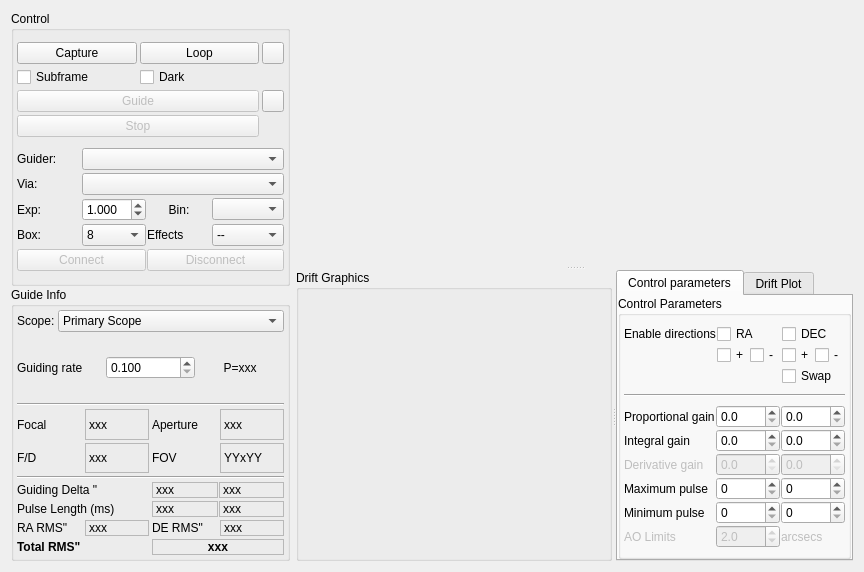
The window that kstars/ekos/guide/guide.ui (KDE/kstars) describes before a commit, drawn with Qt 5.
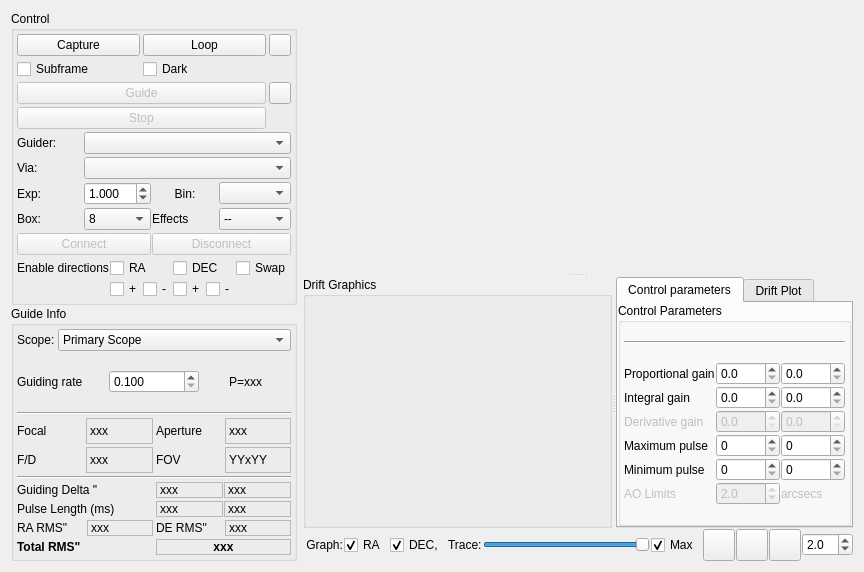
The same window after the commit. The open tabs and pages were chosen to show the change. Icons and pictures are not drawn. Custom widgets are drawn as their Qt base class.

Commit message: This patch will add the following items: 1.  A Time Slider for the guide plots, which also functions as a scrolling view for the drift graph. 2.  A spin box for the desired accuracy for the drift plot. 3.  A save button for the guide data to export the data as a csv file. 4.  An autoscale function for the graphs. 5.  The ability to turn off RA or DEC plots individually in the drift graph. 6.  A clear button for the drift data.

What changed in the file:
```diff
--- a/kstars/ekos/guide/guide.ui
+++ b/kstars/ekos/guide/guide.ui
@@ -304,6 +304,113 @@
             </item>
            </layout>
           </item>
+          <item>
+           <layout class="QGridLayout" name="gridLayout_3">
+            <property name="spacing">
+             <number>1</number>
+            </property>
+            <item row="1" column="1">
+             <layout class="QHBoxLayout" name="horizontalLayout_7">
+              <property name="spacing">
+               <number>1</number>
+              </property>
+              <item>
+               <widget class="QCheckBox" name="eastControlCheck">
+                <property name="toolTip">
+                 <string>East Direction Guiding</string>
+                </property>
+                <property name="text">
+                 <string>+</string>
+                </property>
+               </widget>
+              </item>
+              <item>
+               <widget class="QCheckBox" name="westControlCheck">
+                <property name="toolTip">
+                 <string>West Direction Guiding</string>
+                </property>
+                <property name="text">
+                 <string>-</string>
+                </property>
+               </widget>
+              </item>
+             </layout>
+            </item>
+            <item row="1" column="2">
+             <layout class="QHBoxLayout" name="horizontalLayout_8">
+              <property name="spacing">
+               <number>1</number>
+              </property>
+              <item>
+               <widget class="QCheckBox" name="northControlCheck">
+                <property name="toolTip">
+                 <string>North Direction Guiding</string>
+                </property>
+                <property name="text">
+                 <string>+</string>
+                </property>
+               </widget>
+              </item>
+              <item>
+               <widget class="QCheckBox" name="southControlCheck">
+                <property name="toolTip">
+                 <string>South Direction Guiding</string>
+                </property>
+                <property name="text">
+                 <string>-</string>
+                </property>
+               </widget>
+              </item>
+             </layout>
+            </item>
+            <item row="0" column="2">
+             <widget class="QCheckBox" name="checkBox_DirDEC">
+              <property name="toolTip">
+               <string>Guide Declination Axis</string>
+              </property>
+              <property name="styleSheet">
+               <string notr="true"/>
+              </property>
+              <property name="text">
+               <string>DEC</string>
+              </property>
+             </widget>
+            </item>
+            <item row="0" column="1">
+             <widget class="QCheckBox" name="checkBox_DirRA">
+              <property name="toolTip">
+               <string>Guide Right Ascention Axis</string>
+              </property>
+              <property name="styleSheet">
+               <string notr="true"/>
+              </property>
+              <property name="text">
+               <string>RA</string>
+              </property>
+             </widget>
+            </item>
+            <item row="0" column="0">
+             <widget class="QLabel" name="l_9">
+              <property name="text">
+               <string>Enable directions</string>
+              </property>
+             </widget>
+            </item>
+            <item row="0" column="3">
+             <widget class="QCheckBox" name="swapCheck">
+              <property name="toolTip">
+               <string>Swap DEC direction pulses. This value is determined automatically from the calibration procedure, only override if necessary.</string>
+              </property>
+              <property name="styleSheet">
+               <string notr="true"/>
+              </property>
+              <property name="text">
+               <string>Swap</string>
+              </property>
+             </widget>
+            </item>
+           </layout>
+          </item>
          </layout>
         </widget>
        </item>
@@ -754,7 +861,21 @@
       </layout>
      </item>
      <item>
+      <layout class="QVBoxLayout" name="verticalLayout_8" stretch="2,0">
+       <property name="spacing">
+        <number>1</number>
+       </property>
+       <property name="leftMargin">
+        <number>0</number>
+       </property>
+       <item>
       <widget class="QSplitter" name="rightLayout">
+         <property name="sizePolicy">
+          <sizepolicy hsizetype="Expanding" vsizetype="Expanding">
+           <horstretch>0</horstretch>
+           <verstretch>0</verstretch>
+          </sizepolicy>
+         </property>
        <property name="orientation">
         <enum>Qt::Vertical</enum>
        </property>
@@ -919,113 +1040,6 @@
               <property name="bottomMargin">
                <number>3</number>
               </property>
-              <item>
-               <layout class="QGridLayout" name="gridLayout_3">
-                <property name="spacing">
-                 <number>1</number>
-                </property>
-                <item row="0" column="2">
-                 <widget class="QCheckBox" name="checkBox_DirDEC">
-                  <property name="toolTip">
-                   <string>Guide Declination Axis</string>
-                  </property>
-                  <property name="styleSheet">
-                   <string notr="true"/>
-                  </property>
-                  <property name="text">
-                   <string>DEC</string>
-                  </property>
-                 </widget>
-                </item>
-                <item row="0" column="0">
-                 <widget class="QLabel" name="l_9">
-                  <property name="text">
-                   <string>Enable directions</string>
-                  </property>
-                 </widget>
-                </item>
-                <item row="1" column="1">
-                 <layout class="QHBoxLayout" name="horizontalLayout_7">
-                  <property name="spacing">
-                   <number>1</number>
-                  </property>
-                  <item>
-                   <widget class="QCheckBox" name="eastControlCheck">
-                    <property name="toolTip">
-                     <string>East Direction Guiding</string>
-                    </property>
-                    <property name="text">
-                     <string>+</string>
-                    </property>
-                   </widget>
-                  </item>
-                  <item>
-                   <widget class="QCheckBox" name="westControlCheck">
-                    <property name="toolTip">
-                     <string>West Direction Guiding</string>
-                    </property>
-                    <property name="text">
-                     <string>-</string>
-                    </property>
-                   </widget>
-                  </item>
-                 </layout>
-                </item>
-                <item row="0" column="1">
-                 <widget class="QCheckBox" name="checkBox_DirRA">
-                  <property name="toolTip">
-                   <string>Guide Right Ascention Axis</string>
-                  </property>
-                  <property name="styleSheet">
-                   <string notr="true"/>
-                  </property>
-                  <property name="text">
-                   <string>RA</string>
-                  </property>
-                 </widget>
-                </item>
-                <item row="1" column="2">
-                 <layout class="QHBoxLayout" name="horizontalLayout_8">
-                  <property name="spacing">
-                   <number>1</number>
-                  </property>
-                  <item>
-                   <widget class="QCheckBox" name="northControlCheck">
-                    <property name="toolTip">
-                     <string>North Direction Guiding</string>
-                    </property>
-                    <property name="text">
-                     <string>+</string>
-                    </property>
-                   </widget>
-                  </item>
-                  <item>
-                   <widget class="QCheckBox" name="southControlCheck">
-                    <property name="toolTip">
-                     <string>South Direction Guiding</string>
-                    </property>
-                    <property name="text">
-                     <string>-</string>
-                    </property>
-                   </widget>
-                  </item>
-                 </layout>
-                </item>
-                <item row="2" column="2">
-                 <widget class="QCheckBox" name="swapCheck">
-                  <property name="toolTip">
-                   <string>Swap DEC direction pulses. This value is determined automatically from the calibration procedure, only override if necessary.</string>
-                  </property>
-                  <property name="styleSheet">
-                   <string notr="true"/>
-                  </property>
-                  <property name="text">
-                   <string>Swap</string>
-                  </property>
-                 </widget>
-                </item>
-               </layout>
-              </item>
               <item>
                <widget class="Line" name="line">
                 <property name="orientation">
@@ -1273,6 +1287,151 @@
        </widget>
       </widget>
      </item>
+       <item>
+        <layout class="QHBoxLayout" name="horizontalLayout_12">
+         <property name="topMargin">
+          <number>0</number>
+         </property>
+         <item>
+          <widget class="QLabel" name="label_9">
+           <property name="maximumSize">
+            <size>
+             <width>16777215</width>
+             <height>20</height>
+            </size>
+           </property>
+           <property name="text">
+            <string> Graph:</string>
+           </property>
+          </widget>
+         </item>
+         <item>
+          <widget class="QCheckBox" name="showRAPlotCheck">
+           <property name="text">
+            <string>RA </string>
+           </property>
+           <property name="checked">
+            <bool>true</bool>
+           </property>
+          </widget>
+         </item>
+         <item>
+          <widget class="QCheckBox" name="showDECPlotCheck">
+           <property name="text">
+            <string>DEC, </string>
+           </property>
+           <property name="checked">
+            <bool>true</bool>
+           </property>
+          </widget>
+         </item>
+         <item>
+          <widget class="QLabel" name="label_10">
+           <property name="text">
+            <string>Trace:</string>
+           </property>
+          </widget>
+         </item>
+         <item>
+          <widget class="QSlider" name="guideSlider">
+           <property name="maximum">
+            <number>10</number>
+           </property>
+           <property name="value">
+            <number>10</number>
+           </property>
+           <property name="orientation">
+            <enum>Qt::Horizontal</enum>
+           </property>
+          </widget>
+         </item>
+         <item>
+          <widget class="QCheckBox" name="latestCheck">
+           <property name="text">
+            <string>Max </string>
+           </property>
+           <property name="checked">
+            <bool>true</bool>
+           </property>
+          </widget>
+         </item>
+         <item>
+          <widget class="QPushButton" name="guideAutoScaleGraphB">
+           <property name="minimumSize">
+            <size>
+             <width>32</width>
+             <height>31</height>
+            </size>
+           </property>
+           <property name="maximumSize">
+            <size>
+             <width>32</width>
+             <height>32</height>
+            </size>
+           </property>
+           <property name="text">
+            <string/>
+           </property>
+          </widget>
+         </item>
+         <item>
+          <widget class="QPushButton" name="guideSaveDataB">
+           <property name="minimumSize">
+            <size>
+             <width>32</width>
+             <height>32</height>
+            </size>
+           </property>
+           <property name="maximumSize">
+            <size>
+             <width>32</width>
+             <height>32</height>
+            </size>
+           </property>
+           <property name="text">
+            <string/>
+           </property>
+          </widget>
+         </item>
+         <item>
+          <widget class="QPushButton" name="guideDataClearB">
+           <property name="minimumSize">
+            <size>
+             <width>32</width>
+             <height>32</height>
+            </size>
+           </property>
+           <property name="maximumSize">
+            <size>
+             <width>32</width>
+             <height>32</height>
+            </size>
+           </property>
+           <property name="text">
+            <string/>
+           </property>
+          </widget>
+         </item>
+         <item>
+          <widget class="QDoubleSpinBox" name="accuracyRadiusSpin">
+           <property name="decimals">
+            <number>1</number>
+           </property>
+           <property name="maximum">
+            <double>20.000000000000000</double>
+           </property>
+           <property name="singleStep">
+            <double>0.500000000000000</double>
+           </property>
+           <property name="value">
+            <double>2.000000000000000</double>
+           </property>
+          </widget>
+         </item>
+        </layout>
+       </item>
+      </layout>
+     </item>
     </layout>
    </item>
   </layout>
```
Left out of the diff: 1 changed line with no effect on the pictures. Lines whose indentation alone changed are shown as unchanged. The commit also changes 2 other files.
